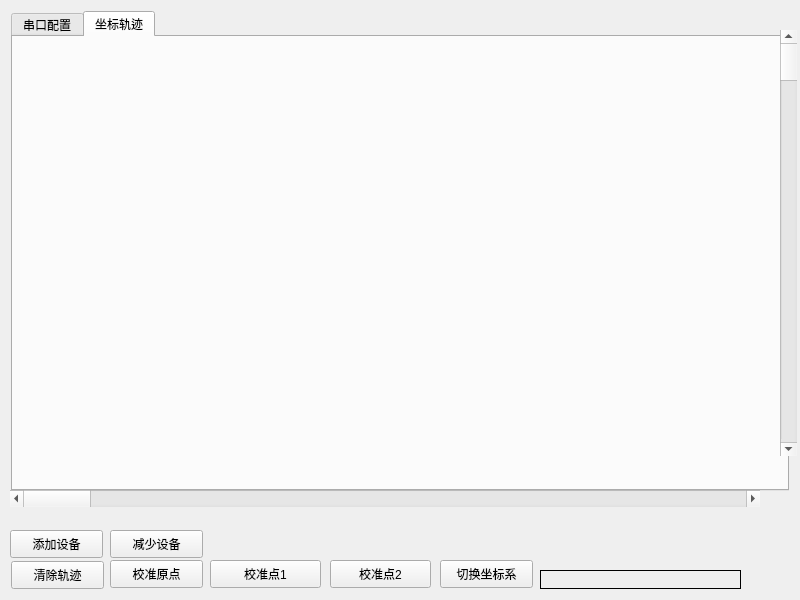
This is lighthouse_host/mainwindow.ui in atomic-hkust-gz/lighthouse-tracking as Qt 5 draws it before an edit. The edited form follows.
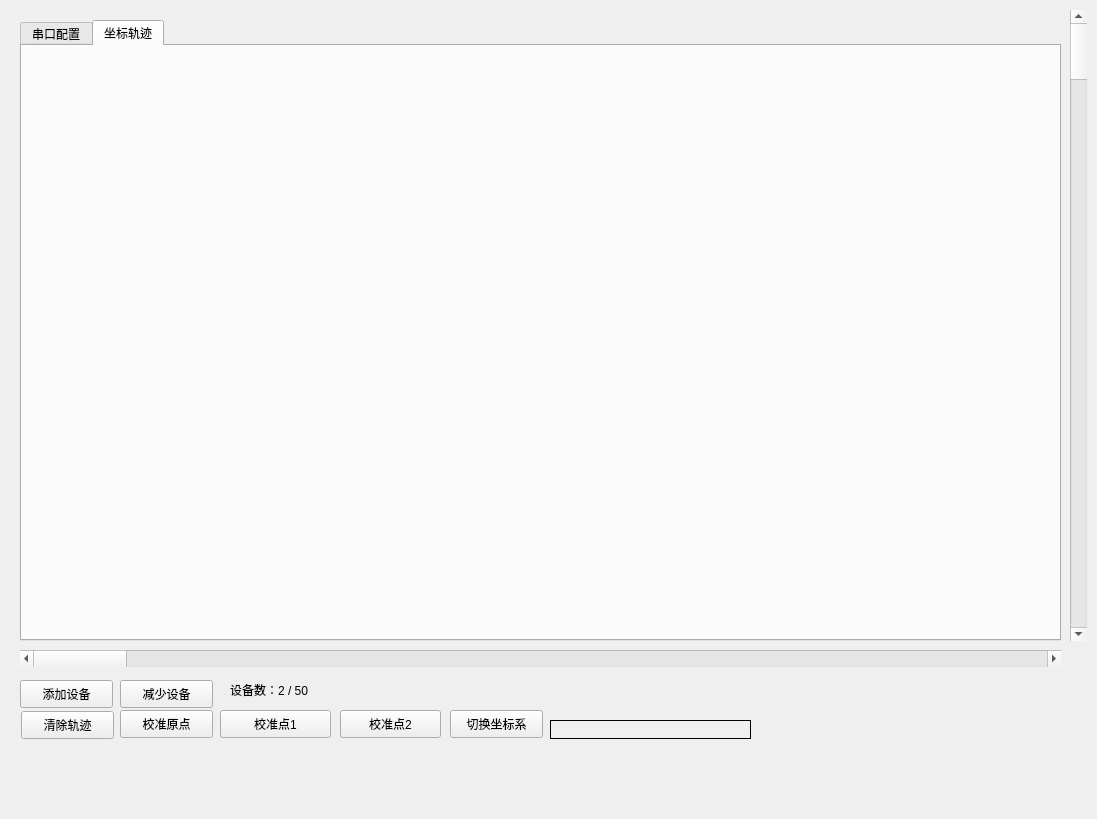
This is the edited form. The open tabs and pages were chosen to show the change.

What changed in the file:
```diff
--- a/lighthouse_host/mainwindow.ui
+++ b/lighthouse_host/mainwindow.ui
@@ -6,8 +6,8 @@
    <rect>
     <x>0</x>
     <y>0</y>
-    <width>800</width>
-    <height>600</height>
+    <width>1097</width>
+    <height>819</height>
    </rect>
   </property>
   <property name="windowTitle">
@@ -17,10 +17,10 @@
    <widget class="QTabWidget" name="tabWidget">
     <property name="geometry">
      <rect>
-      <x>11</x>
-      <y>11</y>
-      <width>778</width>
-      <height>480</height>
+      <x>20</x>
+      <y>20</y>
+      <width>1041</width>
+      <height>621</height>
      </rect>
     </property>
     <property name="maximumSize">
@@ -175,8 +175,8 @@
    <widget class="QPushButton" name="btnClearPlot">
     <property name="geometry">
      <rect>
-      <x>11</x>
-      <y>561</y>
+      <x>21</x>
+      <y>711</y>
       <width>93</width>
       <height>28</height>
      </rect>
@@ -188,10 +188,10 @@
    <widget class="QScrollBar" name="vScrollBar">
     <property name="geometry">
      <rect>
-      <x>780</x>
-      <y>30</y>
+      <x>1070</x>
+      <y>10</y>
       <width>17</width>
-      <height>426</height>
+      <height>631</height>
      </rect>
     </property>
     <property name="orientation">
@@ -201,9 +201,9 @@
    <widget class="QScrollBar" name="hScrollBar">
     <property name="geometry">
      <rect>
-      <x>10</x>
-      <y>490</y>
-      <width>750</width>
+      <x>20</x>
+      <y>650</y>
+      <width>1041</width>
       <height>17</height>
      </rect>
     </property>
@@ -214,8 +214,8 @@
    <widget class="QPushButton" name="btnCalOrigin">
     <property name="geometry">
      <rect>
-      <x>110</x>
-      <y>560</y>
+      <x>120</x>
+      <y>710</y>
       <width>93</width>
       <height>28</height>
      </rect>
@@ -227,8 +227,8 @@
    <widget class="QPushButton" name="btnCal10_10">
     <property name="geometry">
      <rect>
-      <x>210</x>
-      <y>560</y>
+      <x>220</x>
+      <y>710</y>
       <width>111</width>
       <height>28</height>
      </rect>
@@ -240,8 +240,8 @@
    <widget class="QPushButton" name="btnCalN10_N10">
     <property name="geometry">
      <rect>
-      <x>330</x>
-      <y>560</y>
+      <x>340</x>
+      <y>710</y>
       <width>101</width>
       <height>28</height>
      </rect>
@@ -253,8 +253,8 @@
    <widget class="QPushButton" name="btnToggleCoord">
     <property name="geometry">
      <rect>
-      <x>440</x>
-      <y>560</y>
+      <x>450</x>
+      <y>710</y>
       <width>93</width>
       <height>28</height>
      </rect>
@@ -266,8 +266,8 @@
    <widget class="QLabel" name="labelDev1Coord">
     <property name="geometry">
      <rect>
-      <x>540</x>
-      <y>570</y>
+      <x>550</x>
+      <y>720</y>
       <width>201</width>
       <height>19</height>
      </rect>
@@ -282,8 +282,8 @@
    <widget class="QPushButton" name="btnAddDevice">
     <property name="geometry">
      <rect>
-      <x>10</x>
-      <y>530</y>
+      <x>20</x>
+      <y>680</y>
       <width>93</width>
       <height>28</height>
      </rect>
@@ -295,8 +295,8 @@
    <widget class="QPushButton" name="btnDelDevice">
     <property name="geometry">
      <rect>
-      <x>110</x>
-      <y>530</y>
+      <x>120</x>
+      <y>680</y>
       <width>93</width>
       <height>28</height>
      </rect>
@@ -305,6 +305,19 @@
      <string>减少设备</string>
     </property>
    </widget>
+   <widget class="QLabel" name="labelDeviceCount">
+    <property name="geometry">
+     <rect>
+      <x>230</x>
+      <y>680</y>
+      <width>111</width>
+      <height>19</height>
+     </rect>
+    </property>
+    <property name="text">
+     <string>设备数：2 / 50</string>
+    </property>
+   </widget>
   </widget>
  </widget>
  <resources/>
```
Left out of the diff: 2 changed lines with no effect on the pictures.
